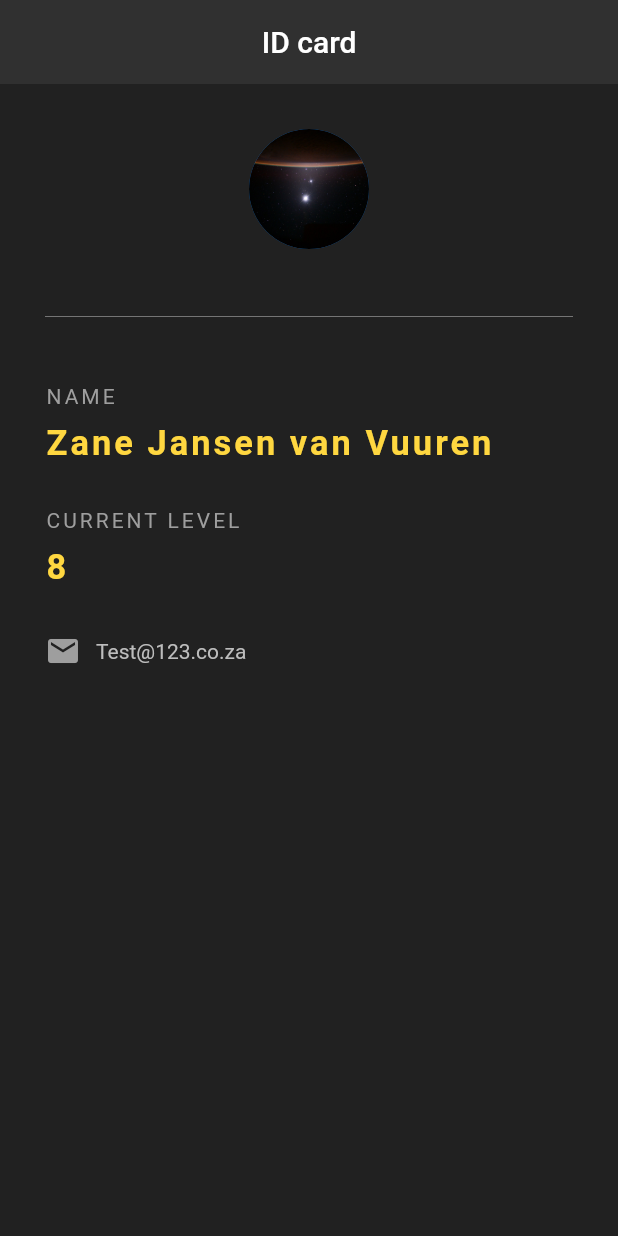
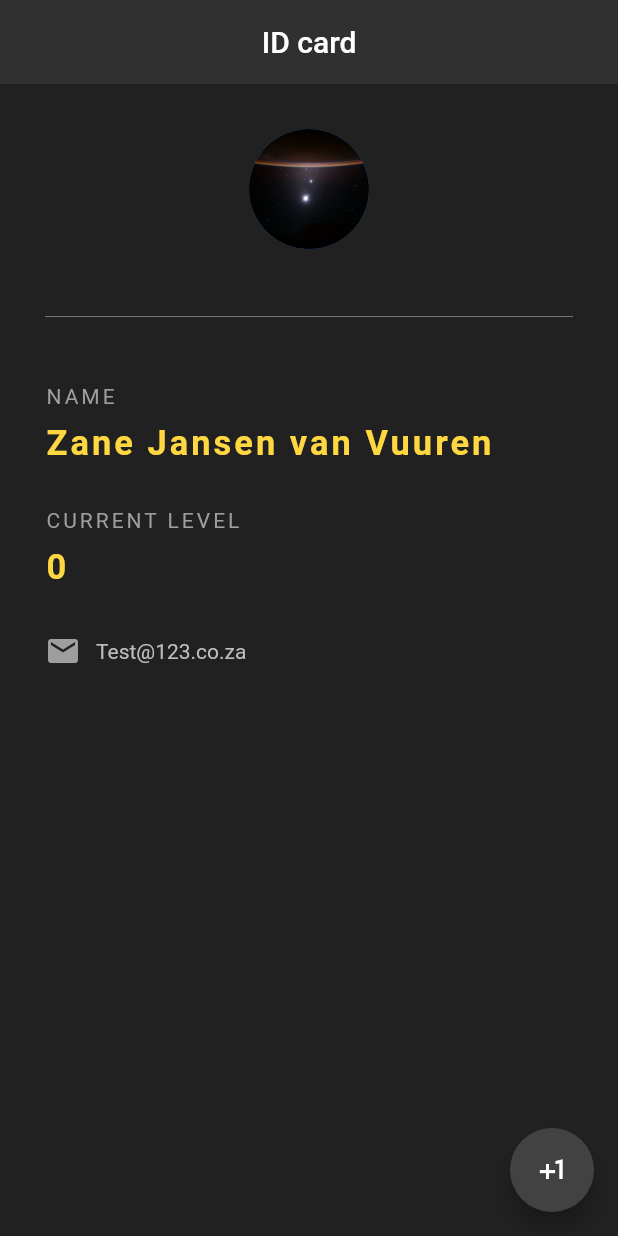
Before and after one commit to Zane97/flutter_tut, a Flutter app: the screen it shows after launch, on a phone screen of 412 x 824 dp. Run offline on Flutter 3.47's test engine with Material 2 defaults, Android fonts, the phone set to English and light mode, and no system bars; missing offline and left inert: dart:ffi.

Commit message:
Finished tutorial 16 of the net ninja series. Building a simple card ID app, with a stateful widget.

```diff
--- a/lib/main.dart
+++ b/lib/main.dart
@@ -3,13 +3,21 @@ import 'dart:ffi';
 import 'package:flutter/material.dart';
 
 void main() {
-  runApp(MaterialApp(
+  runApp(const MaterialApp(
     home: Card(),
   ));
 }
 
-class Card extends StatelessWidget {
+class Card extends StatefulWidget {
   const Card({Key? key}) : super(key: key);
+
+  @override
+  State<Card> createState() => _CardState();
+}
+
+class _CardState extends State<Card> {
+
+  int level = 0;
 
   @override
   Widget build(BuildContext context) {
@@ -17,19 +25,29 @@ class Card extends StatelessWidget {
       backgroundColor: Colors.grey[900],
 
       appBar: AppBar(
-        title: Text("ID card"),
+        title: const Text("ID card"),
         centerTitle: true,
         backgroundColor: Colors.grey[850],
         elevation: 0,
       ),
 
+      floatingActionButton: FloatingActionButton(
+        onPressed: () {
+          setState(() {
+            level += 1;
+          });
+        },
+        backgroundColor: Colors.grey[800],
+        child: const Icon(Icons.plus_one),
+      ),
+
       body: Padding(
-        padding: EdgeInsets.all(30.0),
+        padding: const EdgeInsets.all(30.0),
         child: Column(
           crossAxisAlignment: CrossAxisAlignment.start,
 
           children: [
-            Center(
+            const Center(
               child: CircleAvatar(
                 backgroundImage: AssetImage('assets/space1.jpg'),
                 radius: 40
@@ -41,7 +59,7 @@ class Card extends StatelessWidget {
               color: Colors.grey[600],
             ),
 
-            Text(
+            const Text(
               "NAME",
               style: TextStyle(
                 color: Colors.grey,
@@ -49,11 +67,11 @@ class Card extends StatelessWidget {
               )
             ),
 
-            SizedBox(
+            const SizedBox(
               height: 10.0,
             ),
 
-            Text(
+            const Text(
                 "Zane Jansen van Vuuren",
                 style: TextStyle(
                   color: Colors.amberAccent,
@@ -63,11 +81,11 @@ class Card extends StatelessWidget {
                 )
             ),
 
-            SizedBox(
+            const SizedBox(
               height: 30.0,
             ),
 
-            Text(
+            const Text(
                 "CURRENT LEVEL",
                 style: TextStyle(
                   color: Colors.grey,
@@ -75,13 +93,13 @@ class Card extends StatelessWidget {
                 )
             ),
 
-            SizedBox(
+            const SizedBox(
               height: 10.0,
             ),
 
             Text(
-                "8",
-                style: TextStyle(
+                "$level",
+                style: const TextStyle(
                   color: Colors.amberAccent,
                   letterSpacing: 2.0,
                   fontSize: 23.0,
@@ -89,18 +107,18 @@ class Card extends StatelessWidget {
                 )
             ),
 
-            SizedBox(
+            const SizedBox(
               height: 30.0,
             ),
 
             Row(
               children: [
-                Icon(
+                const Icon(
                   Icons.email,
                   color: Colors.grey,
                 ),
 
-                SizedBox(
+                const SizedBox(
                   width: 10.0,
                 ),
 
@@ -112,11 +130,9 @@ class Card extends StatelessWidget {
                 )
               ],
             )
-
           ],
         )
       )
-
     );
   }
 }
```
